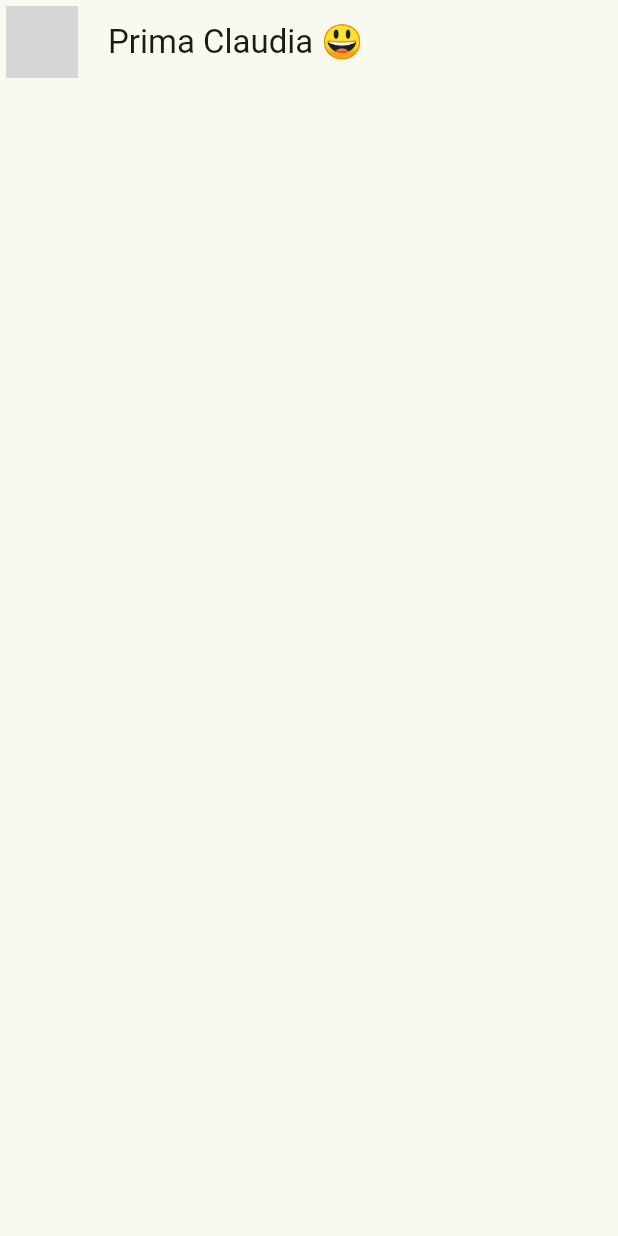
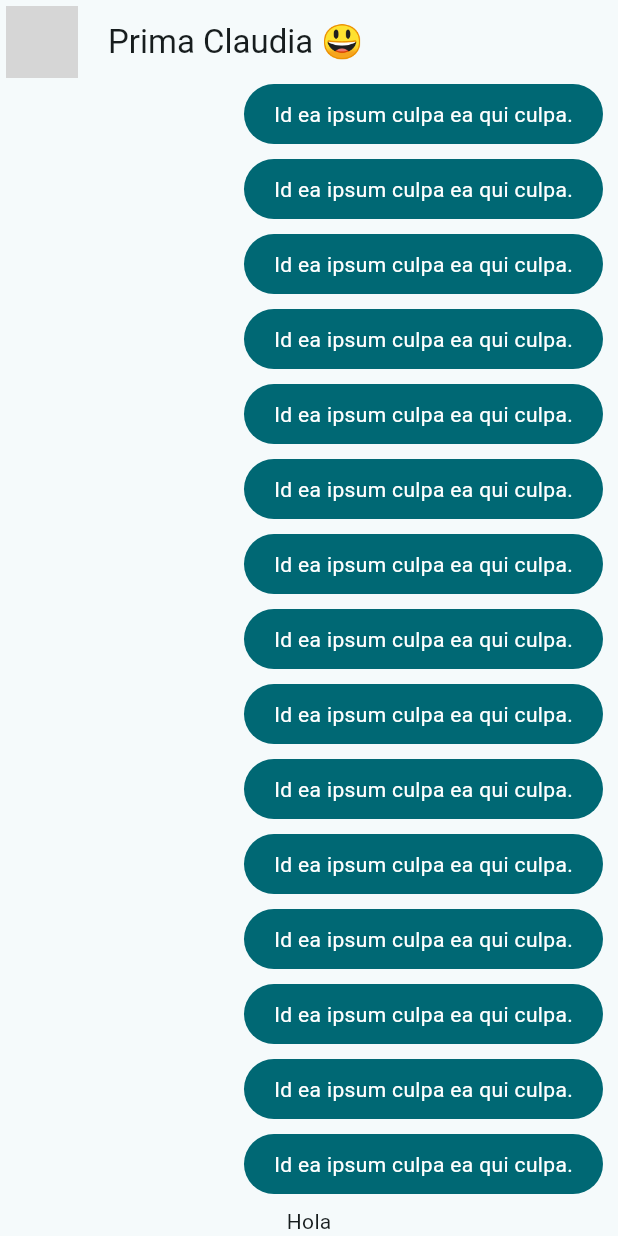
Before and after one commit to zabdiel61/appChat-flutter, a Flutter app: the screen it shows after launch, on a phone screen of 412 x 824 dp. Run offline on Flutter 3.47's test engine with Material 2 defaults, Android fonts, the phone set to English and light mode, and no system bars; network calls fail; grey boxes are pictures that could not be loaded.

Commit message:
[PANTALLA DE MENSAJES] * creacion de burbujas de chat

```diff
--- a/lib/main.dart
+++ b/lib/main.dart
@@ -1,6 +1,6 @@
 import 'package:flutter/material.dart';
 import 'package:yes_no_app/config/theme/app_theme.dart';
-import 'package:yes_no_app/presentation/chat/chat_screen.dart';
+import 'package:yes_no_app/presentation/screens/chat/chat_screen.dart';
 
 void main() => runApp(const MyApp());
 
@@ -12,7 +12,7 @@ class MyApp extends StatelessWidget {
     return MaterialApp(
         title: 'Yes No App',
         debugShowCheckedModeBanner: false,
-        theme: AppTheme(selectedColor: 6).theme(),
+        theme: AppTheme(selectedColor: 3).theme(),
         home: const ChatScreen());
   }
 }
--- a/lib/presentation/chat/chat_screen.dart
+++ /dev/null
@@ -1,21 +0,0 @@
-import 'package:flutter/material.dart';
-
-class ChatScreen extends StatelessWidget {
-  const ChatScreen({super.key});
-
-  @override
-  Widget build(BuildContext context) {
-    return Scaffold(
-      appBar: AppBar(
-        leading: const Padding(
-          padding: EdgeInsets.all(4.0),
-          child: CircleAvatar(
-            backgroundImage: NetworkImage(
-                'https://encrypted-tbn0.gstatic.com/images?q=tbn:ANd9GcQL4MOg_mOEI3VfcaCaBqzcebKZM1ycuVmG5Q&usqp=CAU'),
-          ),
-        ),
-        title: const Text("Prima Claudia 😃"),
-      ),
-    );
-  }
-}
--- /dev/null
+++ b/lib/presentation/screens/chat/chat_screen.dart
@@ -0,0 +1,46 @@
+import 'package:flutter/material.dart';
+import 'package:yes_no_app/presentation/widgets/chat/my_message_bubble.dart';
+
+class ChatScreen extends StatelessWidget {
+  const ChatScreen({super.key});
+
+  @override
+  Widget build(BuildContext context) {
+    return Scaffold(
+      appBar: AppBar(
+        leading: const Padding(
+          padding: EdgeInsets.all(4.0),
+          child: CircleAvatar(
+            backgroundImage: NetworkImage(
+                'https://encrypted-tbn0.gstatic.com/images?q=tbn:ANd9GcQL4MOg_mOEI3VfcaCaBqzcebKZM1ycuVmG5Q&usqp=CAU'),
+          ),
+        ),
+        title: const Text("Prima Claudia 😃"),
+      ),
+      body: _ChatView(),
+    );
+  }
+}
+
+class _ChatView extends StatelessWidget {
+  @override
+  Widget build(BuildContext context) {
+    return SafeArea(
+      child: Padding(
+        padding: const EdgeInsets.symmetric(horizontal: 10),
+        child: Column(
+          children: [
+            Expanded(
+                child: ListView.builder(
+              itemCount: 100,
+              itemBuilder: (context, index) {
+                return const MyMessageBubble();
+              },
+            )),
+            Text("Hola")
+          ],
+        ),
+      ),
+    );
+  }
+}
--- /dev/null
+++ b/lib/presentation/widgets/chat/my_message_bubble.dart
@@ -0,0 +1,27 @@
+import 'package:flutter/material.dart';
+
+class MyMessageBubble extends StatelessWidget {
+  const MyMessageBubble({super.key});
+
+  @override
+  Widget build(BuildContext context) {
+    final colors = Theme.of(context).colorScheme;
+    return Column(
+      crossAxisAlignment: CrossAxisAlignment.end,
+      children: [
+        Container(
+          decoration: BoxDecoration(
+              color: colors.primary, borderRadius: BorderRadius.circular(20)),
+          child: const Padding(
+            padding: EdgeInsets.symmetric(horizontal: 20, vertical: 10),
+            child: Text(
+              'Id ea ipsum culpa ea qui culpa.',
+              style: TextStyle(color: Colors.white),
+            ),
+          ),
+        ),
+        const SizedBox(height: 10)
+      ],
+    );
+  }
+}
```
